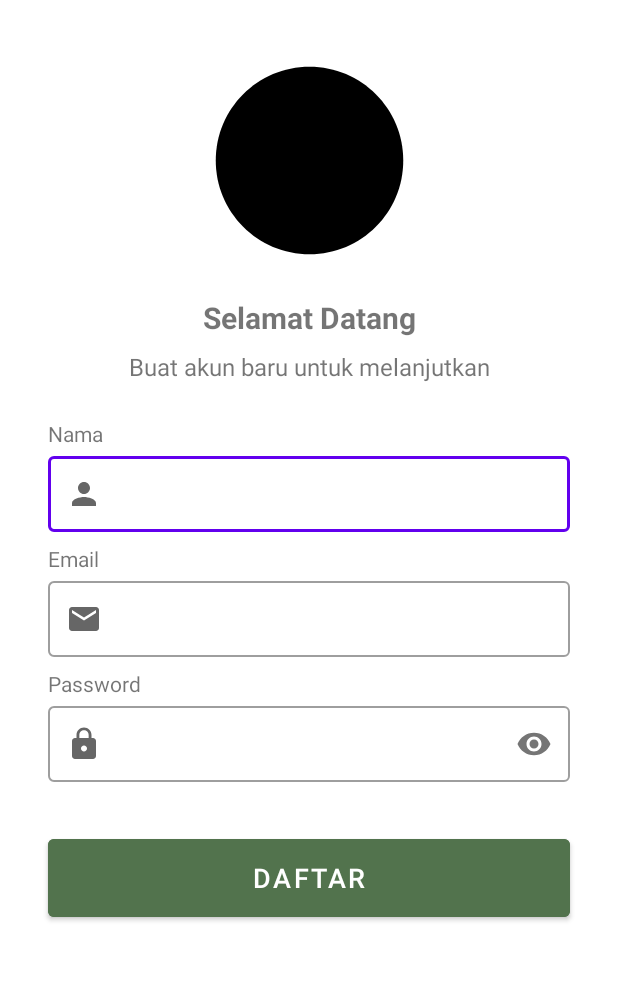
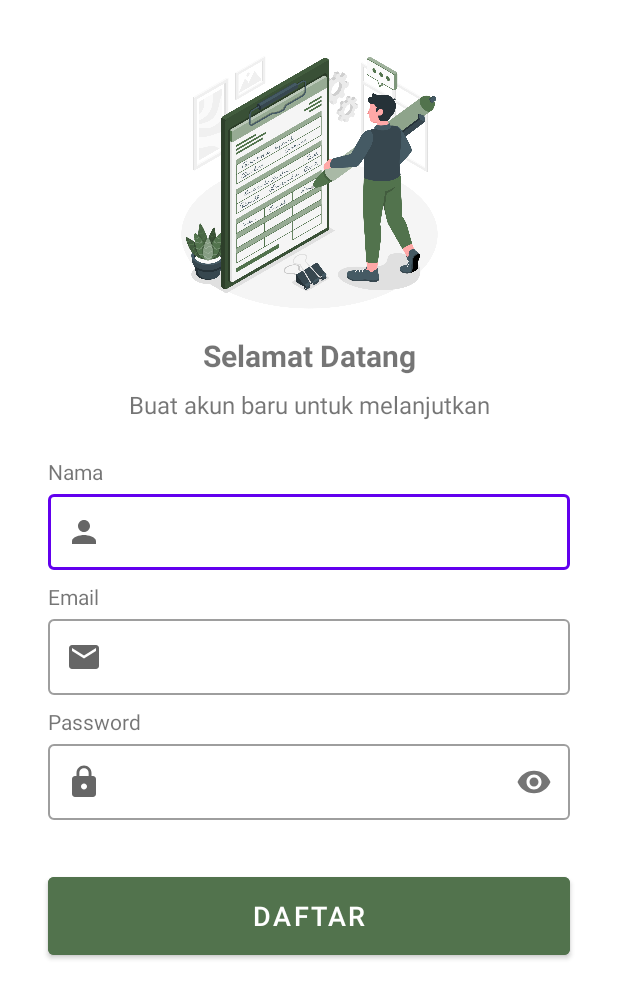
Before and after one commit to Peduli-Pangan-Bangkit-2023/Peduli-Pangan-Android, an Android app: the RegisterActivity screen opened directly, with no data from a screen before it, on a phone screen of 412 x 824 dp. Shown: the top 999 px of the screen. Run offline under Robolectric (Android 15) with nearby library versions, the phone set to English and light mode, and no system bars.

Commit message:
update register and login layout.

```diff
--- a/app/src/main/res/layout/activity_login.xml
+++ b/app/src/main/res/layout/activity_login.xml
@@ -8,13 +8,13 @@
 
     <ImageView
         android:id="@+id/iv_logo"
-        android:layout_width="200dp"
-        android:layout_height="200dp"
+        android:layout_width="250dp"
+        android:layout_height="250dp"
         android:layout_marginBottom="32dp"
         android:layout_marginTop="32dp"
         app:civ_border_width="2dp"
         app:civ_border_color="#FF000000"
-        android:src="@drawable/baseline_circle_24"
+        android:src="@drawable/img_login"
         app:layout_constraintEnd_toEndOf="parent"
         app:layout_constraintStart_toStartOf="parent"
         app:layout_constraintTop_toTopOf="parent" />
--- a/app/src/main/res/layout/activity_register.xml
+++ b/app/src/main/res/layout/activity_register.xml
@@ -9,13 +9,13 @@
 
   <ImageView
       android:id="@+id/iv_logo"
-      android:layout_width="150dp"
-      android:layout_height="150dp"
+      android:layout_width="175dp"
+      android:layout_height="175dp"
       android:layout_marginBottom="32dp"
       android:layout_marginTop="32dp"
       app:civ_border_width="2dp"
       app:civ_border_color="#FF000000"
-      android:src="@drawable/baseline_circle_24"
+      android:src="@drawable/img_register"
       app:layout_constraintEnd_toEndOf="parent"
       app:layout_constraintStart_toStartOf="parent"
       app:layout_constraintTop_toTopOf="parent" />
```
Also changed, not shown: app/src/main/res/drawable/img_login.png (added), app/src/main/res/drawable/img_register.png (added).
